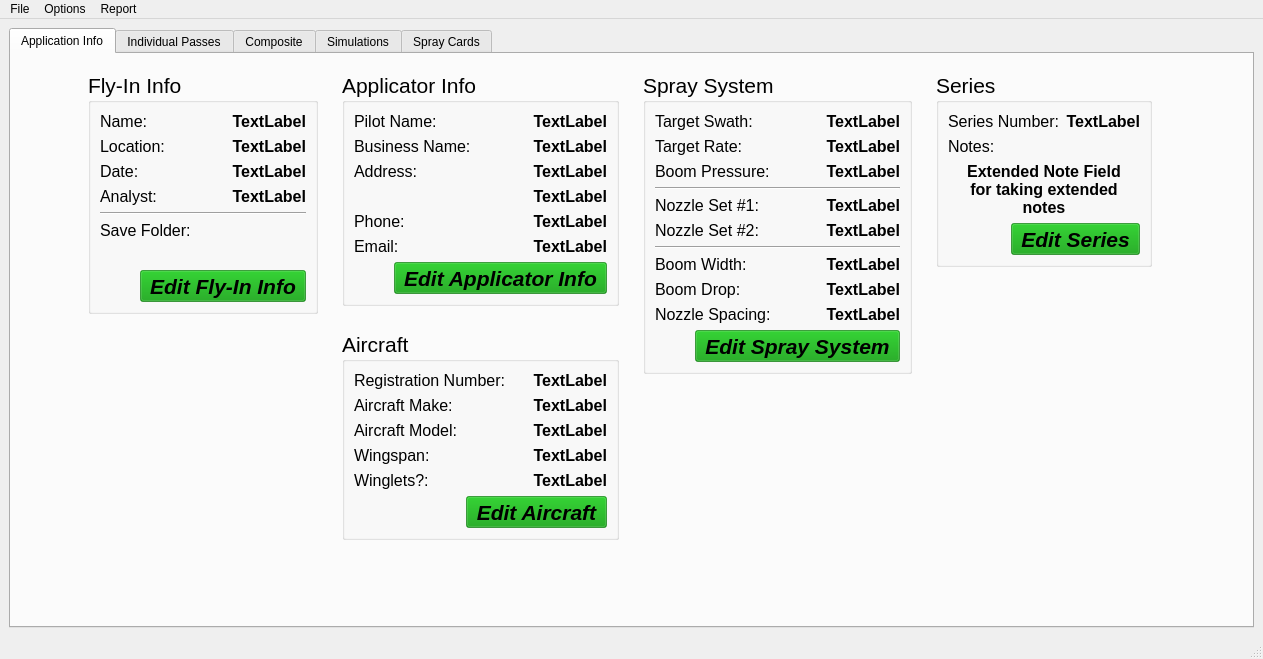
First picture: the form in accupatt/windows/ui/mainWindow.ui, repository gill14/AccuPatt, before the edit.
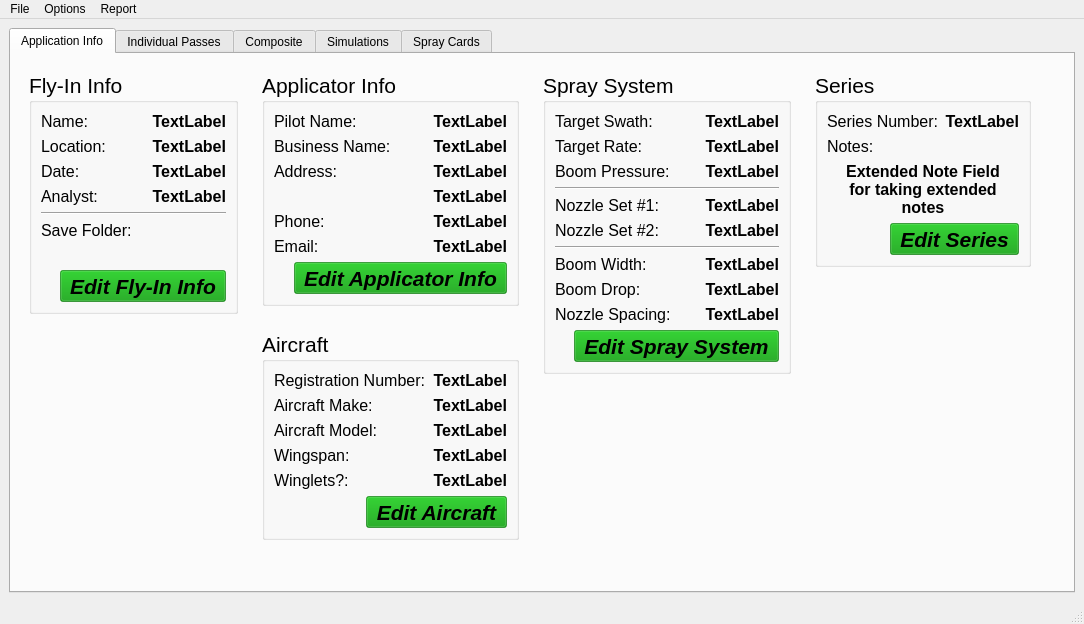
Second picture: the form after the edit. The open tabs and pages were chosen to show the change. Icons and pictures are not drawn. Custom widgets are drawn as their Qt base class.

Diff of the .ui file:
```diff
--- a/accupatt/windows/ui/mainWindow.ui
+++ b/accupatt/windows/ui/mainWindow.ui
@@ -6,8 +6,8 @@
    <rect>
     <x>0</x>
     <y>0</y>
-    <width>1263</width>
-    <height>659</height>
+    <width>1084</width>
+    <height>624</height>
    </rect>
   </property>
   <property name="sizePolicy">
@@ -3504,7 +3504,7 @@
     <rect>
      <x>0</x>
      <y>0</y>
-     <width>1263</width>
+     <width>1084</width>
      <height>24</height>
     </rect>
    </property>
```
Left out of the diff: 2 changed lines with no effect on the pictures.
